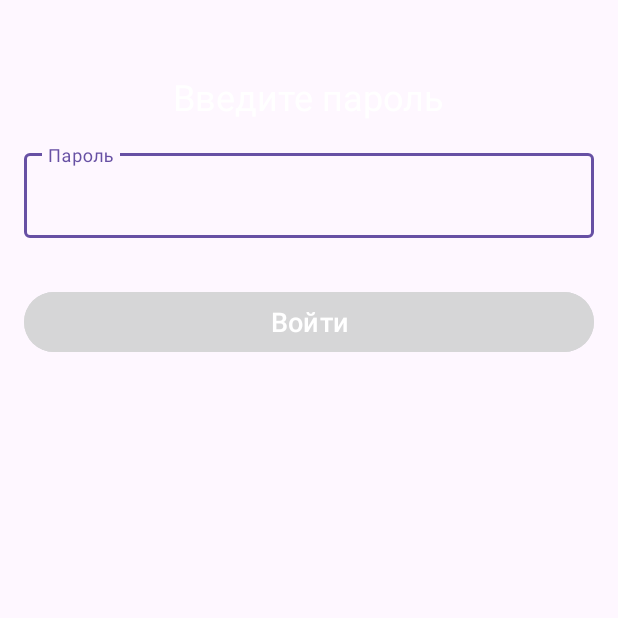
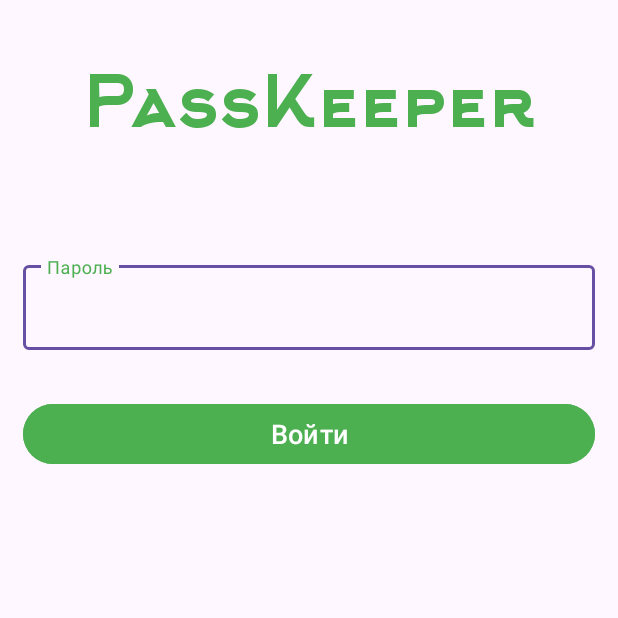
Before and after one commit to arekalov/PassKeeper, an Android app: the screen it shows after launch (MainActivity), on a phone screen of 412 x 824 dp, the top half of it. Run offline under Robolectric (Android 15) with nearby library versions, the phone set to English and light mode, and no system bars; our stand-ins replace sdp/ssp sizes.

Commit message:
add font

```diff
--- a/app/src/main/res/layout/fragment_login.xml
+++ b/app/src/main/res/layout/fragment_login.xml
@@ -3,28 +3,31 @@
     xmlns:app="http://schemas.android.com/apk/res-auto"
     android:layout_width="match_parent"
     android:layout_height="match_parent"
-    android:padding="16dp">
-
-    <com.google.android.material.textview.MaterialTextView
-        android:id="@+id/textViewTitle"
-        android:layout_width="wrap_content"
+    android:padding="@dimen/_12sdp">
+    <TextView
+        android:layout_marginTop="@dimen/_20sdp"
+        android:id="@+id/tv_logo"
+        android:layout_width="match_parent"
+        android:fontFamily="@font/arkship_font"
+        android:textStyle="bold"
+        android:textColor="@color/accent"
         android:layout_height="wrap_content"
-        android:text="Введите пароль"
-        android:textColor="@color/white"
-        android:textSize="24sp"
+        android:text="@string/app_name"
+        android:textSize="@dimen/_35ssp"
         app:layout_constraintTop_toTopOf="parent"
         app:layout_constraintStart_toStartOf="parent"
         app:layout_constraintEnd_toEndOf="parent"
-        android:layout_marginTop="32dp"/>
+        android:gravity="center"/>
 
     <com.google.android.material.textfield.TextInputLayout
-        android:id="@+id/textInputLayoutPassword"
-        android:layout_width="0dp"
+        android:id="@+id/et_input"
+        android:layout_width="match_parent"
         android:layout_height="wrap_content"
-        app:layout_constraintTop_toBottomOf="@id/textViewTitle"
+        app:layout_constraintTop_toTopOf="parent"
         app:layout_constraintStart_toStartOf="parent"
         app:layout_constraintEnd_toEndOf="parent"
-        android:layout_marginTop="16dp">
+        android:layout_marginTop="@dimen/_120sdp"
+        app:hintTextColor="@color/accent">
 
         <com.google.android.material.textfield.TextInputEditText
             android:id="@+id/editTextPassword"
@@ -42,9 +45,9 @@
         android:text="Войти"
         android:textColor="@color/white"
         android:textSize="18sp"
-        android:backgroundTint="@color/colorAccent"
+        android:backgroundTint="@color/accent"
         android:layout_marginTop="32dp"
-        app:layout_constraintTop_toBottomOf="@id/textInputLayoutPassword"
+        app:layout_constraintTop_toBottomOf="@id/et_input"
         app:layout_constraintStart_toStartOf="parent"
         app:layout_constraintEnd_toEndOf="parent"/>
 
```
Also changed, not shown: app/src/main/res/font/arkship_font.ttf (added).
